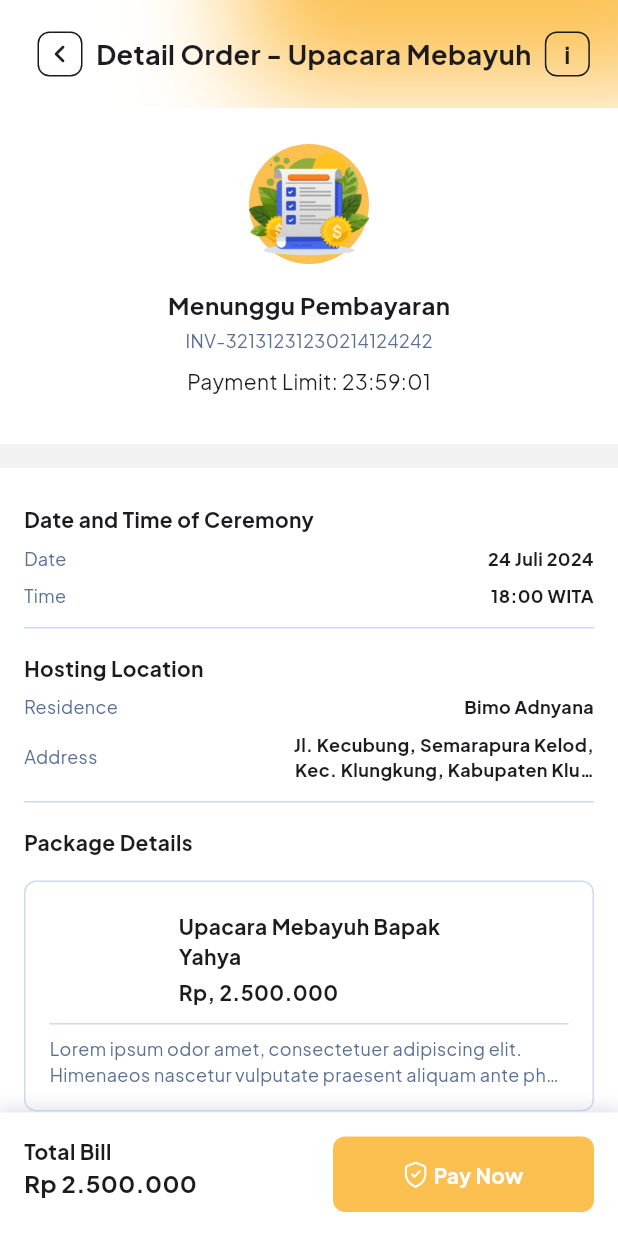
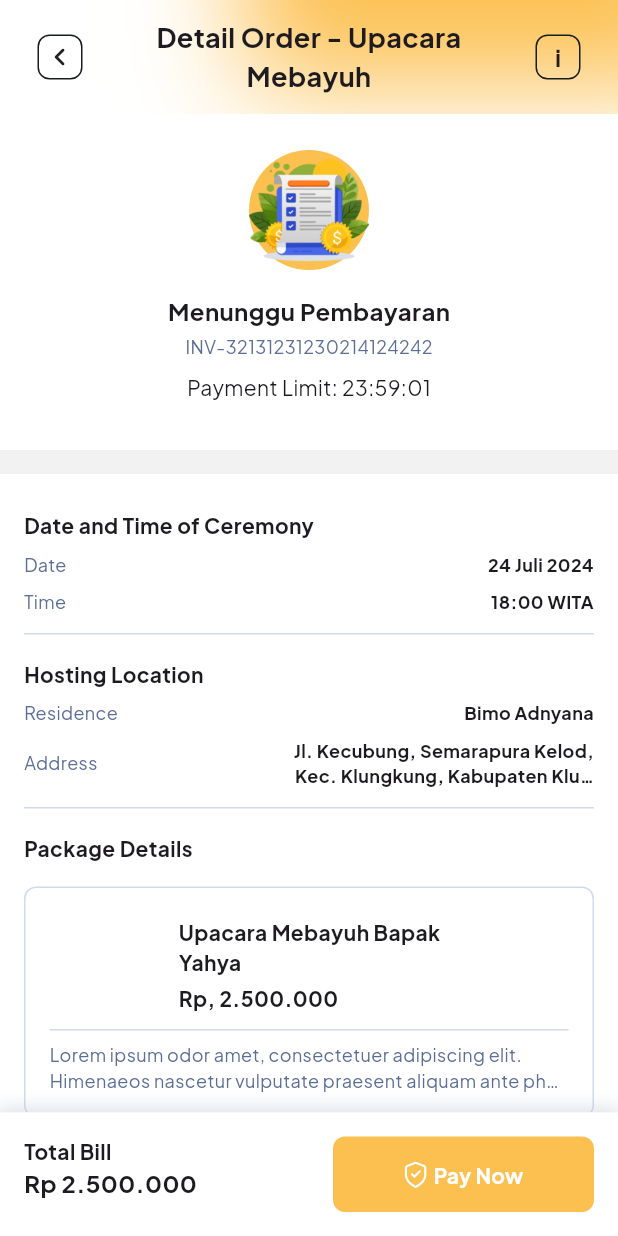
Before and after one commit to griyagedemundeh/mobile_griya_gede_mundeh, a Flutter app: the DetailTransactionScreen screen opened by its route, on a phone screen of 412 x 824 dp. Run offline on Flutter 3.47's test engine with Material 3 defaults, Android fonts, the phone set to English and light mode, and no system bars; drawn by our look-alikes of cached_network_image; our stand-ins replace carousel_slider, flutter_hooks, flutter_svg, google_fonts, hooks_riverpod, shimmer and 1 more; generated files the repository leaves out were written again; network calls fail.

Commit message:
feat(TGG-126): implement ui detail order

```diff
--- a/lib/core/widget/top_bar/mesh_app_bar.dart
+++ b/lib/core/widget/top_bar/mesh_app_bar.dart
@@ -43,11 +43,15 @@ class MeshAppBar extends StatelessWidget {
                       Navigator.pop(context);
                     },
                   ),
-                  Text(
-                    title,
-                    style: const TextStyle(
-                      fontSize: AppFontSizes.titleMediumLarge,
-                      fontWeight: FontWeight.bold,
+                  Expanded(
+                    child: Text(
+                      title,
+                      maxLines: 2,
+                      textAlign: TextAlign.center,
+                      style: const TextStyle(
+                        fontSize: AppFontSizes.titleMediumLarge,
+                        fontWeight: FontWeight.bold,
+                      ),
                     ),
                   ),
                   BorderedIconButton(
```
